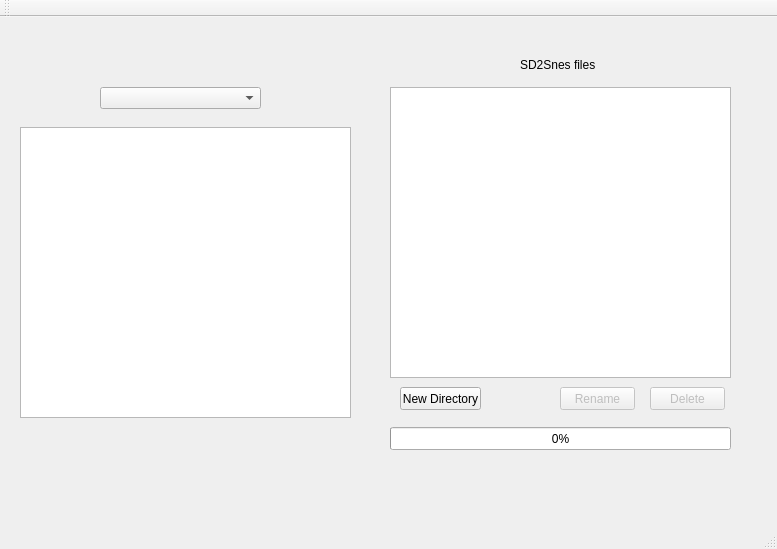
Above: QFile2Snes/qfile2snesw.ui from Skarsnik/QUsb2snes before the change. Below: the same form after it.
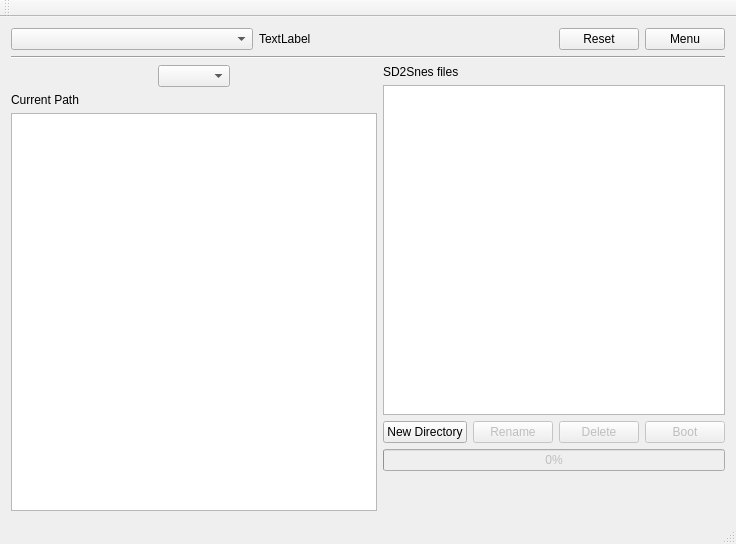
That is the form after the change.

```diff
--- a/QFile2Snes/qfile2snesw.ui
+++ b/QFile2Snes/qfile2snesw.ui
@@ -6,145 +6,261 @@
    <rect>
     <x>0</x>
     <y>0</y>
-    <width>777</width>
-    <height>549</height>
+    <width>736</width>
+    <height>544</height>
    </rect>
   </property>
   <property name="windowTitle">
    <string>QFile2SnesW</string>
   </property>
   <widget class="QWidget" name="centralWidget">
-   <widget class="QListView" name="usb2snesListView">
-    <property name="geometry">
-     <rect>
-      <x>390</x>
-      <y>70</y>
-      <width>341</width>
-      <height>291</height>
-     </rect>
-    </property>
-    <property name="acceptDrops">
-     <bool>true</bool>
-    </property>
-    <property name="editTriggers">
-     <set>QAbstractItemView::NoEditTriggers</set>
-    </property>
-    <property name="dragDropMode">
-     <enum>QAbstractItemView::DropOnly</enum>
-    </property>
-    <property name="defaultDropAction">
-     <enum>Qt::CopyAction</enum>
-    </property>
-    <property name="alternatingRowColors">
-     <bool>true</bool>
-    </property>
-   </widget>
-   <widget class="QLabel" name="label">
-    <property name="geometry">
-     <rect>
-      <x>520</x>
-      <y>40</y>
-      <width>121</width>
-      <height>16</height>
-     </rect>
-    </property>
-    <property name="text">
-     <string>SD2Snes files</string>
-    </property>
-   </widget>
-   <widget class="QListView" name="localFilesListView">
-    <property name="geometry">
-     <rect>
-      <x>20</x>
-      <y>110</y>
-      <width>331</width>
-      <height>291</height>
-     </rect>
-    </property>
-    <property name="showDropIndicator" stdset="0">
-     <bool>false</bool>
-    </property>
-    <property name="dragEnabled">
-     <bool>true</bool>
-    </property>
-    <property name="dragDropMode">
-     <enum>QAbstractItemView::DragOnly</enum>
-    </property>
-   </widget>
-   <widget class="QComboBox" name="driveComboBox">
-    <property name="geometry">
-     <rect>
-      <x>100</x>
-      <y>70</y>
-      <width>161</width>
-      <height>22</height>
-     </rect>
-    </property>
-   </widget>
-   <widget class="QProgressBar" name="transfertProgressBar">
-    <property name="enabled">
-     <bool>true</bool>
-    </property>
-    <property name="geometry">
-     <rect>
-      <x>390</x>
-      <y>410</y>
-      <width>341</width>
-      <height>23</height>
-     </rect>
-    </property>
-    <property name="value">
-     <number>0</number>
-    </property>
-    <property name="invertedAppearance">
-     <bool>false</bool>
-    </property>
-   </widget>
-   <widget class="QPushButton" name="newDirButton">
-    <property name="geometry">
-     <rect>
-      <x>400</x>
-      <y>370</y>
-      <width>81</width>
-      <height>23</height>
-     </rect>
-    </property>
-    <property name="text">
-     <string>New Directory</string>
-    </property>
-   </widget>
-   <widget class="QPushButton" name="renameButton">
-    <property name="enabled">
-     <bool>false</bool>
-    </property>
-    <property name="geometry">
-     <rect>
-      <x>560</x>
-      <y>370</y>
-      <width>75</width>
-      <height>23</height>
-     </rect>
-    </property>
-    <property name="text">
-     <string>Rename</string>
-    </property>
-   </widget>
-   <widget class="QPushButton" name="deleteButton">
-    <property name="enabled">
-     <bool>false</bool>
-    </property>
-    <property name="geometry">
-     <rect>
-      <x>650</x>
-      <y>370</y>
-      <width>75</width>
-      <height>23</height>
-     </rect>
-    </property>
-    <property name="text">
-     <string>Delete</string>
-    </property>
-   </widget>
+   <layout class="QVBoxLayout" name="verticalLayout_3">
+    <item>
+     <layout class="QHBoxLayout" name="horizontalLayout">
+      <item>
+       <widget class="QComboBox" name="deviceComboBox">
+        <property name="sizePolicy">
+         <sizepolicy hsizetype="Expanding" vsizetype="Fixed">
+          <horstretch>0</horstretch>
+          <verstretch>0</verstretch>
+         </sizepolicy>
+        </property>
+       </widget>
+      </item>
+      <item>
+       <widget class="QLabel" name="infoLabel">
+        <property name="text">
+         <string>TextLabel</string>
+        </property>
+       </widget>
+      </item>
+      <item>
+       <spacer name="horizontalSpacer">
+        <property name="orientation">
+         <enum>Qt::Horizontal</enum>
+        </property>
+        <property name="sizeHint" stdset="0">
+         <size>
+          <width>40</width>
+          <height>20</height>
+         </size>
+        </property>
+       </spacer>
+      </item>
+      <item>
+       <widget class="QPushButton" name="resetButton">
+        <property name="text">
+         <string>Reset</string>
+        </property>
+       </widget>
+      </item>
+      <item>
+       <widget class="QPushButton" name="menuButton">
+        <property name="text">
+         <string>Menu</string>
+        </property>
+       </widget>
+      </item>
+     </layout>
+    </item>
+    <item>
+     <widget class="Line" name="line">
+      <property name="orientation">
+       <enum>Qt::Horizontal</enum>
+      </property>
+     </widget>
+    </item>
+    <item>
+     <layout class="QHBoxLayout" name="horizontalLayout_4" stretch="5,4">
+      <item>
+       <layout class="QVBoxLayout" name="verticalLayout">
+        <item>
+         <layout class="QHBoxLayout" name="horizontalLayout_3">
+          <item>
+           <spacer name="horizontalSpacer_5">
+            <property name="orientation">
+             <enum>Qt::Horizontal</enum>
+            </property>
+            <property name="sizeHint" stdset="0">
+             <size>
+              <width>40</width>
+              <height>20</height>
+             </size>
+            </property>
+           </spacer>
+          </item>
+          <item>
+           <widget class="QComboBox" name="driveComboBox"/>
+          </item>
+          <item>
+           <spacer name="horizontalSpacer_4">
+            <property name="orientation">
+             <enum>Qt::Horizontal</enum>
+            </property>
+            <property name="sizeHint" stdset="0">
+             <size>
+              <width>40</width>
+              <height>20</height>
+             </size>
+            </property>
+           </spacer>
+          </item>
+         </layout>
+        </item>
+        <item>
+         <widget class="QLabel" name="currentPathLabel">
+          <property name="text">
+           <string>Current Path</string>
+          </property>
+         </widget>
+        </item>
+        <item>
+         <widget class="QListView" name="localFilesListView">
+          <property name="editTriggers">
+           <set>QAbstractItemView::NoEditTriggers</set>
+          </property>
+          <property name="showDropIndicator" stdset="0">
+           <bool>false</bool>
+          </property>
+          <property name="dragEnabled">
+           <bool>true</bool>
+          </property>
+          <property name="dragDropMode">
+           <enum>QAbstractItemView::DragDrop</enum>
+          </property>
+         </widget>
+        </item>
+       </layout>
+      </item>
+      <item>
+       <layout class="QVBoxLayout" name="verticalLayout_2">
+        <item>
+         <widget class="QLabel" name="label">
+          <property name="text">
+           <string>SD2Snes files</string>
+          </property>
+         </widget>
+        </item>
+        <item>
+         <widget class="QListView" name="usb2snesListView">
+          <property name="acceptDrops">
+           <bool>true</bool>
+          </property>
+          <property name="editTriggers">
+           <set>QAbstractItemView::NoEditTriggers</set>
+          </property>
+          <property name="dragDropMode">
+           <enum>QAbstractItemView::DragDrop</enum>
+          </property>
+          <property name="defaultDropAction">
+           <enum>Qt::CopyAction</enum>
+          </property>
+          <property name="alternatingRowColors">
+           <bool>true</bool>
+          </property>
+         </widget>
+        </item>
+        <item>
+         <layout class="QHBoxLayout" name="horizontalLayout_2">
+          <item>
+           <widget class="QPushButton" name="newDirButton">
+            <property name="text">
+             <string>New Directory</string>
+            </property>
+           </widget>
+          </item>
+          <item>
+           <spacer name="horizontalSpacer_2">
+            <property name="orientation">
+             <enum>Qt::Horizontal</enum>
+            </property>
+            <property name="sizeHint" stdset="0">
+             <size>
+              <width>40</width>
+              <height>20</height>
+             </size>
+            </property>
+           </spacer>
+          </item>
+          <item>
+           <widget class="QPushButton" name="renameButton">
+            <property name="enabled">
+             <bool>false</bool>
+            </property>
+            <property name="text">
+             <string>Rename</string>
+            </property>
+           </widget>
+          </item>
+          <item>
+           <widget class="QPushButton" name="deleteButton">
+            <property name="enabled">
+             <bool>false</bool>
+            </property>
+            <property name="text">
+             <string>Delete</string>
+            </property>
+           </widget>
+          </item>
+          <item>
+           <spacer name="horizontalSpacer_3">
+            <property name="orientation">
+             <enum>Qt::Horizontal</enum>
+            </property>
+            <property name="sizeHint" stdset="0">
+             <size>
+              <width>40</width>
+              <height>20</height>
+             </size>
+            </property>
+           </spacer>
+          </item>
+          <item>
+           <widget class="QPushButton" name="bootButton">
+            <property name="enabled">
+             <bool>false</bool>
+            </property>
+            <property name="text">
+             <string>Boot</string>
+            </property>
+           </widget>
+          </item>
+         </layout>
+        </item>
+        <item>
+         <widget class="QProgressBar" name="transfertProgressBar">
+          <property name="enabled">
+           <bool>false</bool>
+          </property>
+          <property name="value">
+           <number>0</number>
+          </property>
+          <property name="invertedAppearance">
+           <bool>false</bool>
+          </property>
+         </widget>
+        </item>
+        <item>
+         <spacer name="verticalSpacer">
+          <property name="orientation">
+           <enum>Qt::Vertical</enum>
+          </property>
+          <property name="sizeType">
+           <enum>QSizePolicy::Minimum</enum>
+          </property>
+          <property name="sizeHint" stdset="0">
+           <size>
+            <width>20</width>
+            <height>40</height>
+           </size>
+          </property>
+         </spacer>
+        </item>
+       </layout>
+      </item>
+     </layout>
+    </item>
+   </layout>
   </widget>
   <widget class="QMenuBar" name="menuBar">
    <property name="geometry">
```
Left out of the diff: 4 changed lines with no effect on the pictures.
